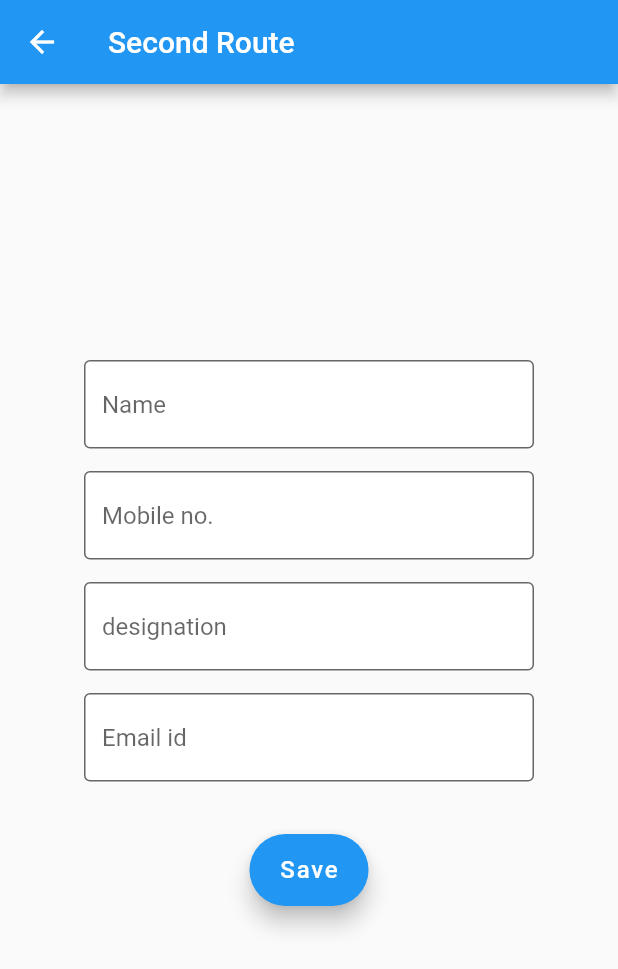
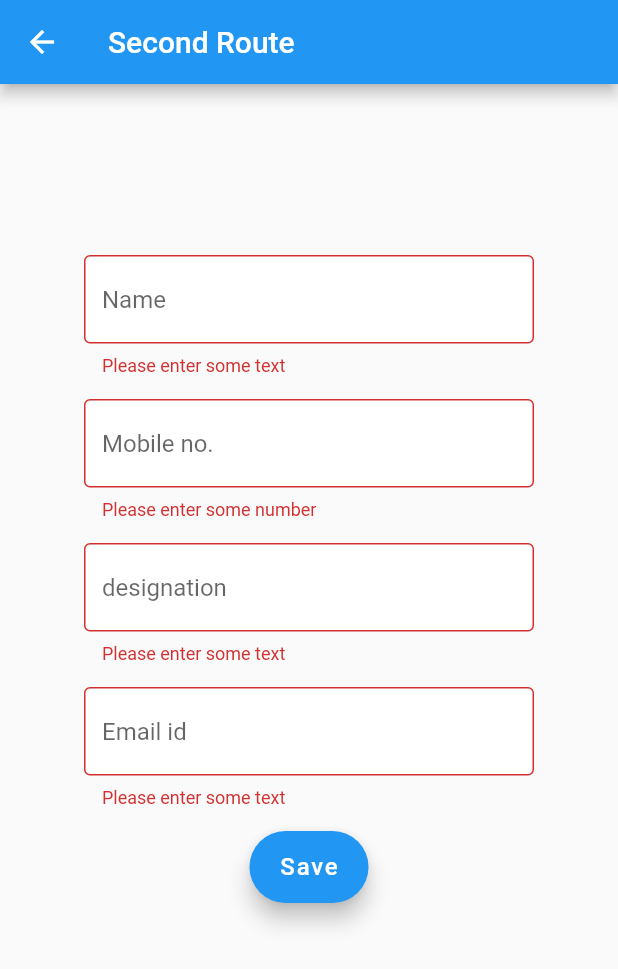
Before and after one commit to mounikagajjala1999/Api-Intergration, a Flutter app: the MyCustomText screen opened directly, after a tap on "Save", on a phone screen of 412 x 824 dp. Shown: the top 969 px of the screen. Run offline on Flutter 3.47's test engine with Material 2 defaults, Android fonts, the phone set to English and light mode, and no system bars; network calls fail.

```diff
--- a/lib/screens/add_intern_screen.dart
+++ b/lib/screens/add_intern_screen.dart
@@ -1,4 +1,5 @@
 import 'package:flutter/material.dart';
+import 'package:untitled/main.dart';
 import 'package:untitled/screens/post_api.dart';
 
 import '../models/search_model.dart';
@@ -49,6 +50,7 @@ class _MyCustomTextState extends State<MyCustomText> {
 
   @override
   Widget build(BuildContext context) {
+    final _formKey = GlobalKey<FormState>();
     return Scaffold(
         appBar: AppBar(
           title: const Text('Second Route'),
@@ -59,15 +61,18 @@ class _MyCustomTextState extends State<MyCustomText> {
               Navigator.pop(context);
             },
             child: Container(
-              height: 400,
+              padding: EdgeInsets.only(top:30),
+              height: 600,
               width: 300,
               child: Column(
                 children: [
-                  Column(
-                    children:  [
+                  Form(
+                    key: _formKey,
+                    child: Column(
+                      children:[
                         Padding(
-                        padding: const EdgeInsets.only(bottom:15),
-                        child: TextField(
+                          padding: EdgeInsets.only(bottom:15),
+                          child: TextFormField(
                             controller: myController,
 
                             decoration: const InputDecoration(
@@ -76,59 +81,143 @@ class _MyCustomTextState extends State<MyCustomText> {
                               fillColor: Colors.white,
                               hintText: "Name",
                             ),
+                            validator: (value) {
+                              if (value == null || value.isEmpty) {
+                                return 'Please enter some text';
+                              }
+                              return null;
+                            },
                           ),
                         ),
                         Padding(
                           padding: EdgeInsets.only(bottom:15),
-                        child: TextField(
+                          child:TextFormField(
                             controller: myController1,
-                          decoration: InputDecoration(
+                            keyboardType: TextInputType.number,
+                            decoration: const InputDecoration(
                               border: OutlineInputBorder(),
                               filled: true,
                               fillColor: Colors.white,
                               hintText: "Mobile no.",
                             ),
+                            validator: (value) {
+                              if (value == null || value.isEmpty) {
+                                return 'Please enter some number';
+                              }
+                              return null;
+                            },
                           ),
                         ),
                         Padding(
                           padding: EdgeInsets.only(bottom:15),
-                        child: TextField(
+                          child:TextFormField(
                             controller: myController2,
-                          decoration: InputDecoration(
+                            decoration: const InputDecoration(
                               border: OutlineInputBorder(),
                               filled: true,
                               fillColor: Colors.white,
                               hintText: "designation",
                             ),
+                            validator: (value) {
+                              if (value == null || value.isEmpty) {
+                                return 'Please enter some text';
+                              }
+                              return null;
+                            },
                           ),
                         ),
                         Padding(
                           padding: EdgeInsets.only(bottom:15),
-                        child: TextField(
+                          child: TextFormField(
                             controller: myController3,
-                          decoration: InputDecoration(
+                            decoration: const InputDecoration(
                               border: OutlineInputBorder(),
                               filled: true,
                               fillColor: Colors.white,
                               hintText: "Email id",
                             ),
+                            validator: (value) {
+                              if (value == null || value.isEmpty) {
+                                return 'Please enter some text';
+                              }
+                              return null;
+                            },
                           ),
+                        ),
+
+                      ],
+                    ),
+                  ),
+                  FloatingActionButton.extended(
+
+
+
+                    onPressed: () {
+                      if (_formKey.currentState!.validate()) {
+                        apiPost.postData(myController.text, myController1.text, myController2.text, myController3.text);
+                        showDialog<String>(
+                          context: context,
+                          builder: (BuildContext context) => AlertDialog(
+                            title: const Text('Intern Successfully Added'),
+                            content: Text(myController.text+" Successfully Added"),
+                            actions: <Widget>[
+                              // TextButton(
+                              //   onPressed: () => Navigator.pop(context, 'Cancel'),
+                              //   child: const Text('Cancel'),
+                              // ),
+                              TextButton(
+                                onPressed: () {
+                                  Navigator.push(
+                                    context,
+                                    MaterialPageRoute(builder: (context) => const MyApp()),
+                                  );
+                                },
+
+                                // Navigator.pop(context, 'OK'),
+                                child: const Text('OK'),
                               ),
                             ],
                           ),
-                  Padding(
-                    padding: const EdgeInsets.all(20.0),
-                    child: Container(
-                      child: FloatingActionButton.extended(
+                        );
 
 
-                        onPressed: () {
+
+                        // showSnackBar(
+                        //     const SnackBar(content:
+                        //
+                        //     Text('Processing Data')),);
+
+                      }
+                      //   showDialog<String>(
+                      //   context: context,
+                      //   builder: (BuildContext context) => AlertDialog(
+                      //     title: const Text('Intern Successfully Added'),
+                      //     content: Text(myController.text+" Successfully Added"),
+                      //     actions: <Widget>[
+                      //       // TextButton(
+                      //       //   onPressed: () => Navigator.pop(context, 'Cancel'),
+                      //       //   child: const Text('Cancel'),
+                      //       // ),
+                      //       TextButton(
+                      //         onPressed: () {
+                      //           Navigator.push(
+                      //             context,
+                      //             MaterialPageRoute(builder: (context) => const MyApp()),
+                      //           );
+                      //         },
+                      //
+                      //             // Navigator.pop(context, 'OK'),
+                      //         child: const Text('OK'),
+                      //       ),
+                      //     ],
+                      //   ),
+                      // );
                       // snapshot.data!.result!.name.toString();
                       // myController.text;
                       // myController1.text;
                       // myController2.text;
                       // myController3.text;
-                          apiPost.postData(myController.text, myController1.text, myController2.text, myController3.text);
+
 
 
                       // print(myController.text);
@@ -140,15 +229,6 @@ class _MyCustomTextState extends State<MyCustomText> {
                     },
 
                     label: const Text("Save",style: TextStyle(fontSize: 16)),
-                      ),
-
-                      // MaterialButton(
-                      //     color: Colors.blue,
-                      //     child: const Text("Save",
-                      //         style: TextStyle(color: Colors.white, fontSize: 20)),
-                      //
-                      //     onPressed: () {}),
-                    ),
                   ),
                 ],
               ),
--- a/lib/screens/post_api.dart
+++ b/lib/screens/post_api.dart
@@ -12,6 +12,7 @@ class ApiPost {
       "mobile": myController1.toString(),
       "designation": myController2.toString(),
       "email": myController3.toString(),
+
     });
     // String url = "https://interns-new.herokuapp.com/list";
     // Uri uri = Uri.parse(url);
```
Lines whose indentation alone changed are shown as unchanged.
